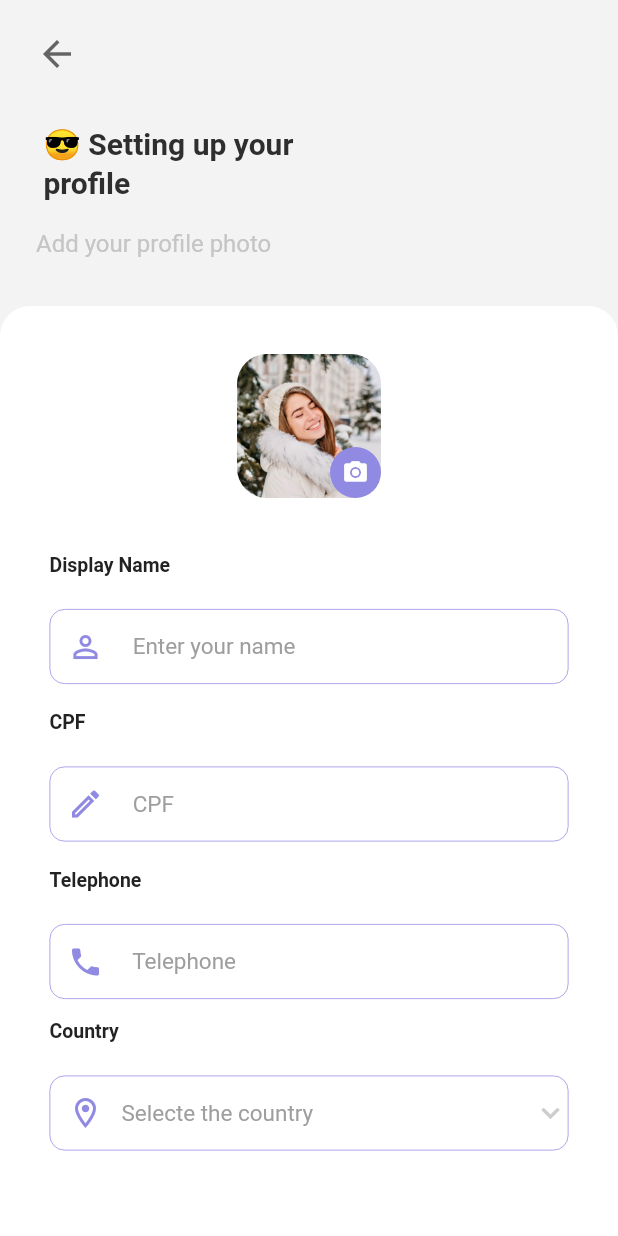
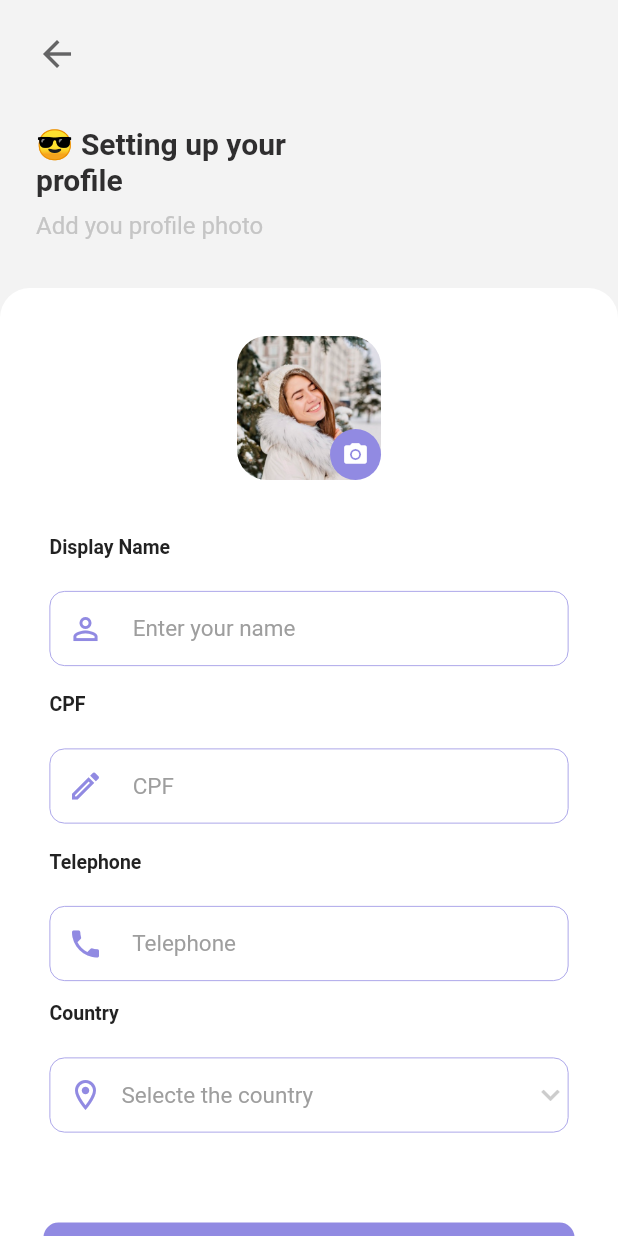
Before and after one commit to rayaniselim/fteam_monorepo_validation_app, a Flutter app: the ProfileSettingsScreen screen opened by its route, on a phone screen of 412 x 824 dp. Run offline on Flutter 3.47's test engine with Material 2 defaults, Android fonts, the phone set to English and light mode, and no system bars; our stand-ins replace get, image_picker.

Commit message:
component header

```diff
--- a/fteam_login_app/lib/screens/login_screen/components/text_button_create_component.dart
+++ b/fteam_login_app/lib/screens/login_screen/components/text_button_create_component.dart
@@ -30,7 +30,7 @@ class _TextButtonCreateComponentState extends State<TextButtonCreateComponent> {
                 ),
                 recognizer: TapGestureRecognizer()
                   ..onTap = () {
-                    Navigator.pushNamed(context, '/cadestre');
+                    Navigator.pushNamed(context, '/signup');
                   },
               ),
             ],
--- a/fteam_login_app/lib/screens/login_screen/login_screen.dart
+++ b/fteam_login_app/lib/screens/login_screen/login_screen.dart
@@ -2,8 +2,6 @@ import 'package:flutter/material.dart';
 import 'package:monorepo_design_system/monorepo_design_system.dart';
 import 'components/forgot_my_password_component.dart';
 import 'components/text_button_create_component.dart';
-
-final formKey = GlobalKey<FormState>();
 
 class LoginScreen extends StatefulWidget {
   const LoginScreen({super.key});
@@ -13,6 +11,8 @@ class LoginScreen extends StatefulWidget {
 }
 
 class _LoginScreenState extends State<LoginScreen> {
+  final formKey = GlobalKey<FormState>();
+
   String _userEmail = '';
   String _password = '';
 
--- a/fteam_login_app/lib/screens/profile_settings_screen/components/text_header_profile_component.dart
+++ /dev/null
@@ -1,67 +0,0 @@
-import 'package:flutter/material.dart';
-import 'package:monorepo_design_system/monorepo_design_system.dart';
-
-class TextHeaderProfileComponent extends StatefulWidget {
-  const TextHeaderProfileComponent({super.key});
-
-  @override
-  State<TextHeaderProfileComponent> createState() =>
-      _TextHeaderProfileComponentState();
-}
-
-class _TextHeaderProfileComponentState
-    extends State<TextHeaderProfileComponent> {
-  @override
-  Widget build(BuildContext context) {
-    return Container(
-      color: Theme.of(context).appBarTheme.backgroundColor,
-      child: Padding(
-        padding: const EdgeInsets.only(
-          top: 32,
-          left: 24,
-          right: 24,
-          bottom: 32,
-        ),
-        child: Column(
-          crossAxisAlignment: CrossAxisAlignment.start,
-          children: [
-            Row(
-              children: [
-                Text(
-                  ' 😎 Setting up your',
-                  style: AppFontTheme.appTextTitleHeader,
-                  textAlign: TextAlign.start,
-                ),
-              ],
-            ),
-            const SizedBox(
-              height: 2,
-            ),
-            Text(
-              ' profile',
-              maxLines: 1,
-              overflow: TextOverflow.ellipsis,
-              style: AppFontTheme.appTextTitleHeader,
-              textAlign: TextAlign.start,
-            ),
-            const SizedBox(height: 20),
-            Row(
-              children: [
-                Text.rich(
-                  TextSpan(
-                    children: [
-                      TextSpan(
-                        text: 'Add your profile photo',
-                        style: AppFontTheme.appTextHeaderSubtitle,
-                      ),
-                    ],
-                  ),
-                ),
-              ],
-            ),
-          ],
-        ),
-      ),
-    );
-  }
-}
--- a/fteam_login_app/lib/screens/profile_settings_screen/profile_settings_screen.dart
+++ b/fteam_login_app/lib/screens/profile_settings_screen/profile_settings_screen.dart
@@ -2,7 +2,6 @@ import 'package:flutter/material.dart';
 import 'package:fteam_firebase_login_app/screens/profile_settings_screen/components/image_profile_component.dart';
 import 'package:monorepo_design_system/monorepo_design_system.dart';
 import 'components/countries_dropdown_component.dart';
-import 'components/text_header_profile_component.dart';
 
 class ProfileSettingsScreen extends StatefulWidget {
   const ProfileSettingsScreen({Key? key}) : super(key: key);
@@ -43,7 +42,10 @@ class _ProfileSettingsScreenState extends State<ProfileSettingsScreen> {
         scrollDirection: Axis.vertical,
         child: Column(
           children: [
-            const TextHeaderProfileComponent(),
+            const CustomHeaderComponent(
+              subtitle: 'Add you profile photo',
+              title: '😎 Setting up your\nprofile',
+            ),
             CustomCardComponent(
               child: Column(
                 children: [
--- a/monorepo_design_system/lib/monorepo_design_system.dart
+++ b/monorepo_design_system/lib/monorepo_design_system.dart
@@ -9,3 +9,4 @@ export 'src/components/custom_button_component.dart';
 export 'src/components/custom_text_form_field_password.dart';
 export 'src/components/custom_app_bar_component.dart';
 export 'src/components/custom_card_component.dart';
+export 'src/components/custom_header_component.dart';
--- a/monorepo_design_system/lib/src/components/custom_header_component.dart
+++ b/monorepo_design_system/lib/src/components/custom_header_component.dart
@@ -1,92 +1,81 @@
-// import 'package:flutter/gestures.dart';
-// import 'package:flutter/material.dart';
-// import 'package:monorepo_design_system/monorepo_design_system.dart';
+import 'package:flutter/gestures.dart';
+import 'package:flutter/material.dart';
+import 'package:monorepo_design_system/monorepo_design_system.dart';
 
-// class CustomHeaderComponent extends StatefulWidget {
-//   final String title1;
-//   final String title2;
-//   final String subtitle1;
-//   final String subtitle2;
-//   const CustomHeaderComponent(
-//       {super.key,
-//       required this.title1,
-//       required this.title2,
-//       required this.subtitle1,
-//       required this.subtitle2});
+class CustomHeaderComponent extends StatefulWidget {
+  final String title;
+  final String subtitle;
+  final String? textAction;
+  final GestureRecognizer? recognizer;
 
-//   @override
-//   State<CustomHeaderComponent> createState() => _CustomHeaderComponentState();
-// }
+  const CustomHeaderComponent({
+    super.key,
+    required this.title,
+    required this.subtitle,
+    this.textAction,
+    this.recognizer,
+  });
 
-// class _CustomHeaderComponentState extends State<CustomHeaderComponent> {
-//   @override
-//   Widget build(BuildContext context) {
-//     return Container(
-//       color: AppColors.colorsBackgroundGrey,
-//       child: Padding(
-//         padding: const EdgeInsets.only(
-//           top: 32,
-//           left: 24,
-//           right: 24,
-//           bottom: 32,
-//         ),
-//         child: Row(
-//           mainAxisAlignment: MainAxisAlignment.start,
-//           crossAxisAlignment: CrossAxisAlignment.start,
-//           children: [
-//             Column(
-//               mainAxisAlignment: MainAxisAlignment.spaceBetween,
-//               crossAxisAlignment: CrossAxisAlignment.start,
-//               children: [
-//                 Row(
-//                   children: [
-//                     Text(
-//                       widget.title1,
-//                       maxLines: 2,
-//                       style: AppFontTheme.appTextTitleHeader,
-//                       textAlign: TextAlign.start,
-//                     ),
-//                   ],
-//                 ),
-//                 const SizedBox(
-//                   height: 10,
-//                 ),
-//                 Text(
-//                   widget.title2,
-//                   maxLines: 1,
-//                   overflow: TextOverflow.ellipsis,
-//                   style: AppFontTheme.appTextTitleHeader,
-//                   textAlign: TextAlign.start,
-//                 ),
-//                 const SizedBox(height: 10),
-//                 Row(
-//                   children: [
-//                     Text.rich(
-//                       TextSpan(
-//                         children: [
-//                           TextSpan(
-//                               text: widget.subtitle1,
-//                               style: AppFontTheme.appTextHeaderSubtitle),
-//                           TextSpan(
-//                             text: widget.subtitle2,
-//                             style: AppFontTheme.appTextHeaderSubtitle.copyWith(
-//                               fontWeight: FontWeight.w500,
-//                             ),
-//                             recognizer: TapGestureRecognizer()
-//                               ..onTap = () => {
-//                                     Navigator.pushNamed(context, '/login'),
-//                                   },
-//                           ),
-//                         ],
-//                       ),
-//                     ),
-//                   ],
-//                 ),
-//               ],
-//             ),
-//           ],
-//         ),
-//       ),
-//     );
-//   }
-// }
+  @override
+  State<CustomHeaderComponent> createState() => _CustomHeaderComponentState();
+}
+
+class _CustomHeaderComponentState extends State<CustomHeaderComponent> {
+  @override
+  Widget build(BuildContext context) {
+    return Container(
+      color: AppColors.colorsBackgroundGrey,
+      child: Padding(
+        padding: const EdgeInsets.only(
+          top: 32,
+          left: 24,
+          right: 24,
+          bottom: 32,
+        ),
+        child: Row(
+          mainAxisAlignment: MainAxisAlignment.start,
+          crossAxisAlignment: CrossAxisAlignment.start,
+          children: [
+            Column(
+              mainAxisAlignment: MainAxisAlignment.spaceBetween,
+              crossAxisAlignment: CrossAxisAlignment.start,
+              children: [
+                Row(
+                  children: [
+                    Text(
+                      widget.title,
+                      maxLines: 2,
+                      style: AppFontTheme.appTextTitleHeader,
+                      textAlign: TextAlign.start,
+                    ),
+                  ],
+                ),
+                const SizedBox(height: 10),
+                Row(
+                  children: [
+                    Text.rich(
+                      TextSpan(
+                        children: [
+                          TextSpan(
+                              text: widget.subtitle,
+                              style: AppFontTheme.appTextHeaderSubtitle),
+                          TextSpan(
+                            text: widget.textAction,
+                            style: AppFontTheme.appTextHeaderSubtitle.copyWith(
+                              fontWeight: FontWeight.w500,
+                            ),
+                            recognizer: widget.recognizer,
+                          ),
+                        ],
+                      ),
+                    ),
+                  ],
+                ),
+              ],
+            ),
+          ],
+        ),
+      ),
+    );
+  }
+}
```
Also changed, not shown: fteam_login_app/lib/main.dart (+5 -4 lines), fteam_login_app/lib/screens/cadestre_screen/components/text_header_cadastre_component.dart (deleted, +0 -85 lines), fteam_login_app/lib/screens/signup_screen/signup_screen.dart (renamed from fteam_login_app/lib/screens/cadestre_screen/cadestre_screen.dart, +14 -6 lines), 1 other file.
